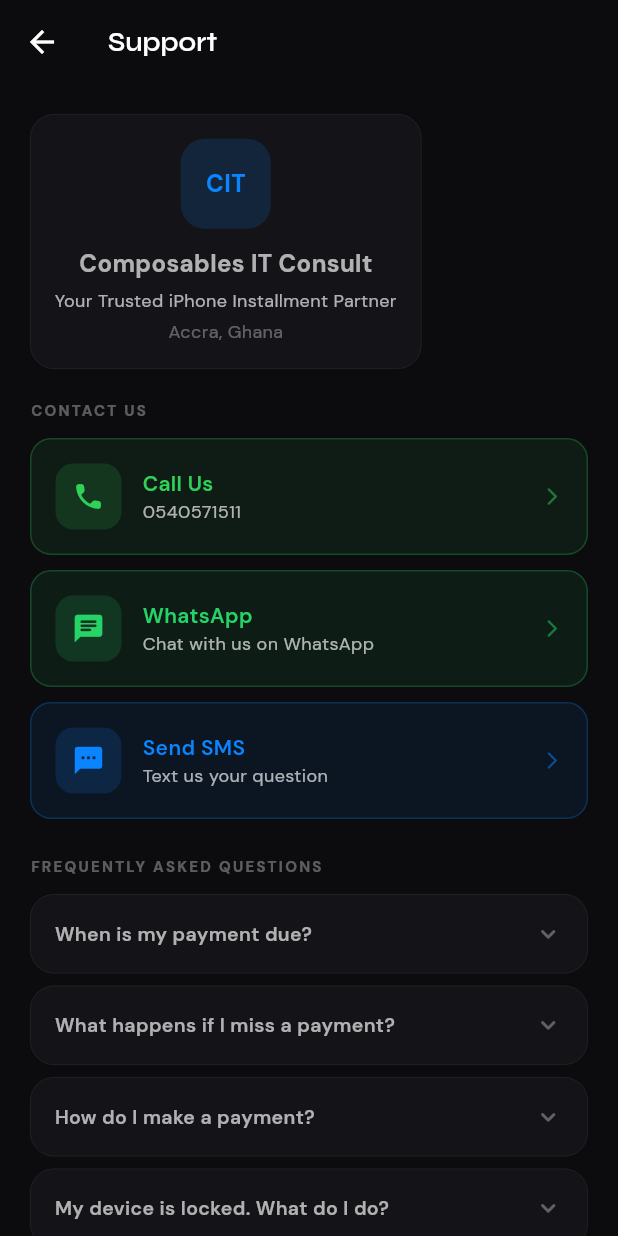
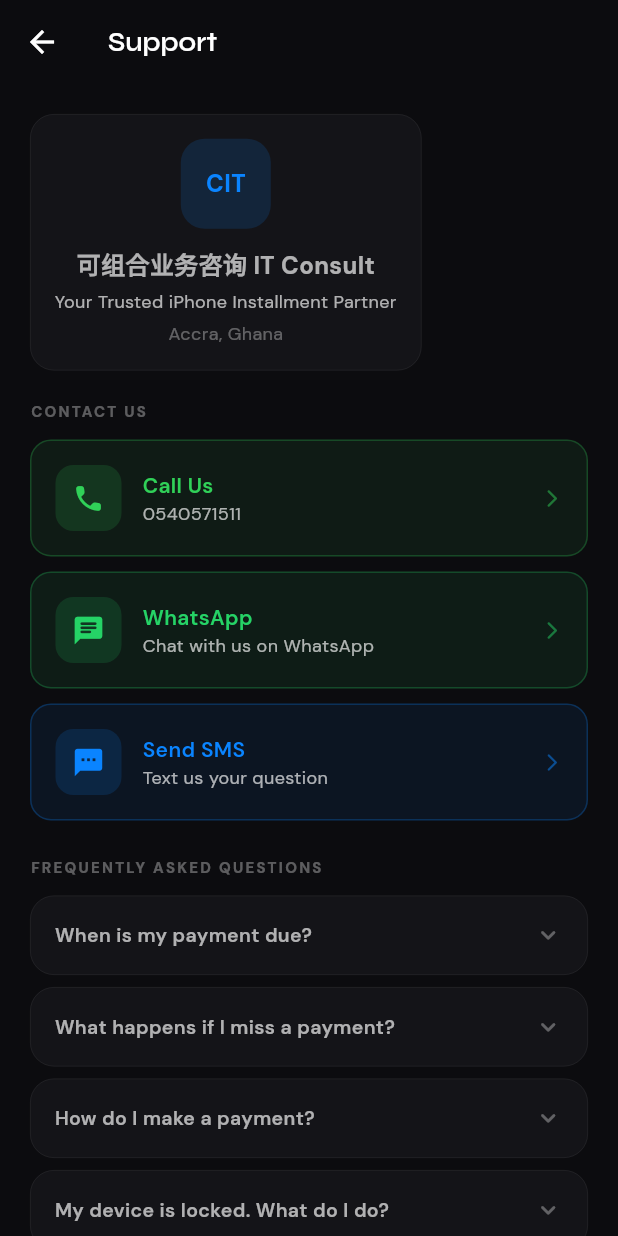
Before and after one commit to charles2k16/composable_flutter, a Flutter app: the SupportScreen screen opened directly, on a phone screen of 412 x 824 dp. Run offline on Flutter 3.47's test engine with Material 3 defaults, Android fonts, the phone set to English and light mode, and no system bars; our stand-ins replace dio, flutter_secure_storage, google_fonts, percent_indicator, pinput; accounts and stored records are empty.

```diff
--- a/lib/features/auth/phone_screen.dart
+++ b/lib/features/auth/phone_screen.dart
@@ -40,7 +40,7 @@
     } catch (e) {
       setState(() {
         _error = e.toString().contains('No account found')
-            ? 'No account found. Contact Composables IT Consult.'
+            ? 'No account found. Contact 可组合业务咨询 IT Consult.'
             : 'Failed to send OTP. Check your connection.';
       });
     } finally {
--- a/lib/features/support/support_screen.dart
+++ b/lib/features/support/support_screen.dart
@@ -46,7 +46,7 @@
                   ),
                   const SizedBox(height: 12),
                   const Text(
-                    'Composables IT Consult',
+                    '可组合业务咨询 IT Consult',
                     style: TextStyle(fontSize: 16, fontWeight: FontWeight.w700),
                   ),
                   const SizedBox(height: 4),
--- a/lib/main.dart
+++ b/lib/main.dart
@@ -34,7 +34,7 @@
   @override
   Widget build(BuildContext context) {
     return MaterialApp(
-      title: 'Composables IT',
+      title: '可组合业务咨询 IT',
       debugShowCheckedModeBanner: false,
       theme: AppTheme.dark,
       home: loggedIn ? const HomeScreen() : const PhoneScreen(),
--- a/pubspec.yaml
+++ b/pubspec.yaml
@@ -1,5 +1,5 @@
 name: composables_it_client
-description: Composables IT Consult — Client Installment App
+description: 可组合业务咨询 IT Consult — Client Installment App
 publish_to: 'none'
 version: 1.0.0+1
 
```
Also changed, not shown: 1 other file.
